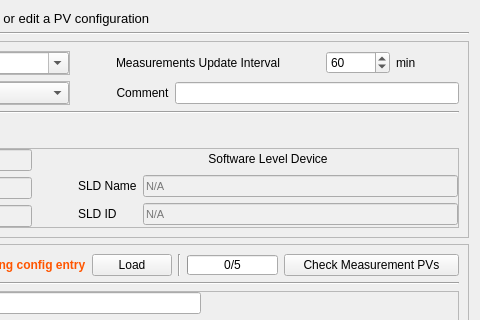
The window that ServiceManager/GUI/layouts/ConfigEntry.ui (ISISNeutronMuon/HLM_PV_Import) describes before a commit, drawn with Qt 5; both pictures show x 370 to 850 and y 0 to 320 of the 850 by 628 pixel window.
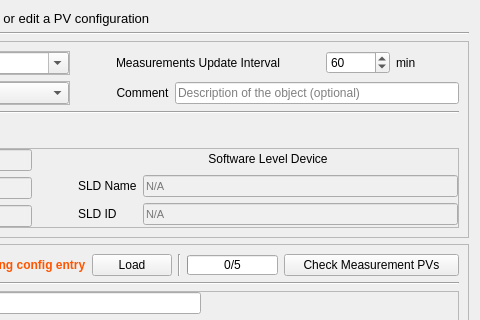
The same window after the commit.

Commit message: Config Entry added comments + code refactoring

What changed in the file:
```diff
--- a/ServiceManager/GUI/layouts/ConfigEntry.ui
+++ b/ServiceManager/GUI/layouts/ConfigEntry.ui
@@ -340,6 +340,9 @@
             <property name="readOnly">
              <bool>false</bool>
             </property>
+            <property name="placeholderText">
+             <string>Description of the object (optional)</string>
+            </property>
            </widget>
           </item>
          </layout>
```
Left out of the diff: 2 changed lines with no effect on the pictures. The commit also changes 2 other files.
